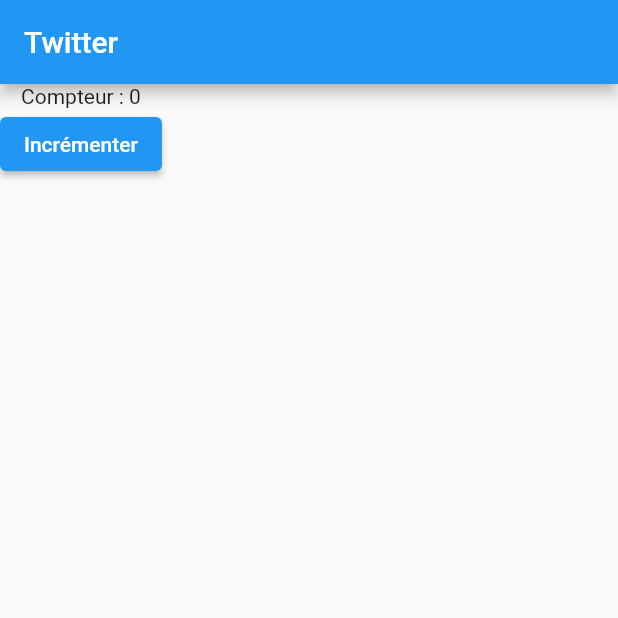
After one commit to pierre-hey/flutter-tp3, a Flutter app: the screen it shows after launch, on a phone screen of 412 x 824 dp, the top half of it. The commit adds this screen. Run offline on Flutter 3.47's test engine with Material 2 defaults, Android fonts, the phone set to English and light mode, and no system bars.

Commit message:
add: demo ful state widget

```diff
--- a/lib/main.dart
+++ b/lib/main.dart
@@ -1,5 +1,6 @@
 import 'package:eni_demo/pages/demo-col-row.dart';
 import 'package:eni_demo/pages/demo-list-view.dart';
+import 'package:eni_demo/pages/demo-stateful-widget-page.dart';
 import 'package:eni_demo/pages/demo-widget.dart';
 import 'package:eni_demo/pages/eni-demo-page.dart';
 import 'package:eni_demo/pages/test-anim.dart';
@@ -22,11 +23,12 @@
       ),
       // Page d'accueil
 
-      home: const TwitterPage(),
+      //  home: const TwitterPage(),
       //home: DemoColRow(),
       //home: DemoWidgetPage(),
       //home: MyStatefulWidget(),
       //home: DemoListView(),
+      home: DemoStatefulPage(),
     );
   }
 }
--- /dev/null
+++ b/lib/pages/demo-stateful-widget-page.dart
@@ -0,0 +1,46 @@
+import 'package:flutter/material.dart';
+
+// Stateful Widget
+class DemoStatefulWidget extends StatefulWidget {
+  @override
+  State<DemoStatefulWidget> createState() {
+    // Retourne le state
+    return _DemoStatefulWidgetState();
+  }
+}
+
+// State de la classe
+class _DemoStatefulWidgetState extends State<DemoStatefulWidget> {
+  int _counter = 0;
+  void incrementCounter() {
+    setState(() {
+      _counter++;
+    });
+  }
+
+  @override
+  Widget build(BuildContext context) {
+    // Text('$_counter') => String format implicit
+    return Flex(
+      direction: Axis.vertical,
+      children: [
+        Text('Compteur : $_counter'),
+        ElevatedButton(
+            onPressed: () => {incrementCounter()},
+            child: const Text("Incrémenter")),
+      ],
+    );
+  }
+}
+
+class DemoStatefulPage extends StatelessWidget {
+  @override
+  Widget build(BuildContext context) {
+    return Scaffold(
+      appBar: AppBar(
+        title: const Text('Twitter'),
+      ),
+      body: DemoStatefulWidget(),
+    );
+  }
+}
```
